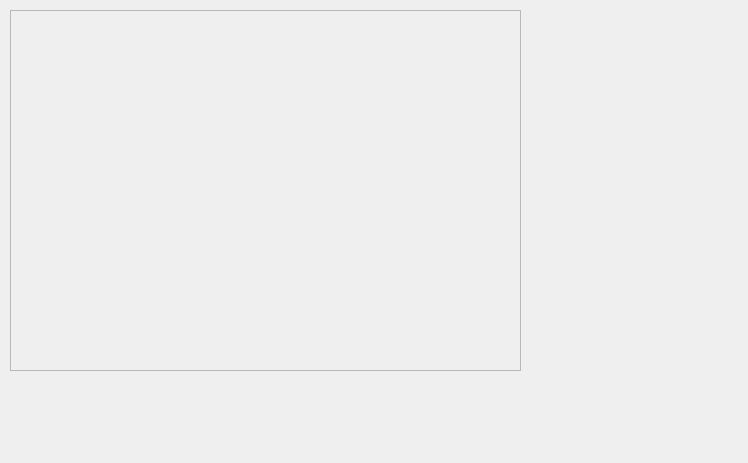
First picture: the form in App/MainWindow/MainWindow.ui, repository windsgo/edm_project, before the edit.
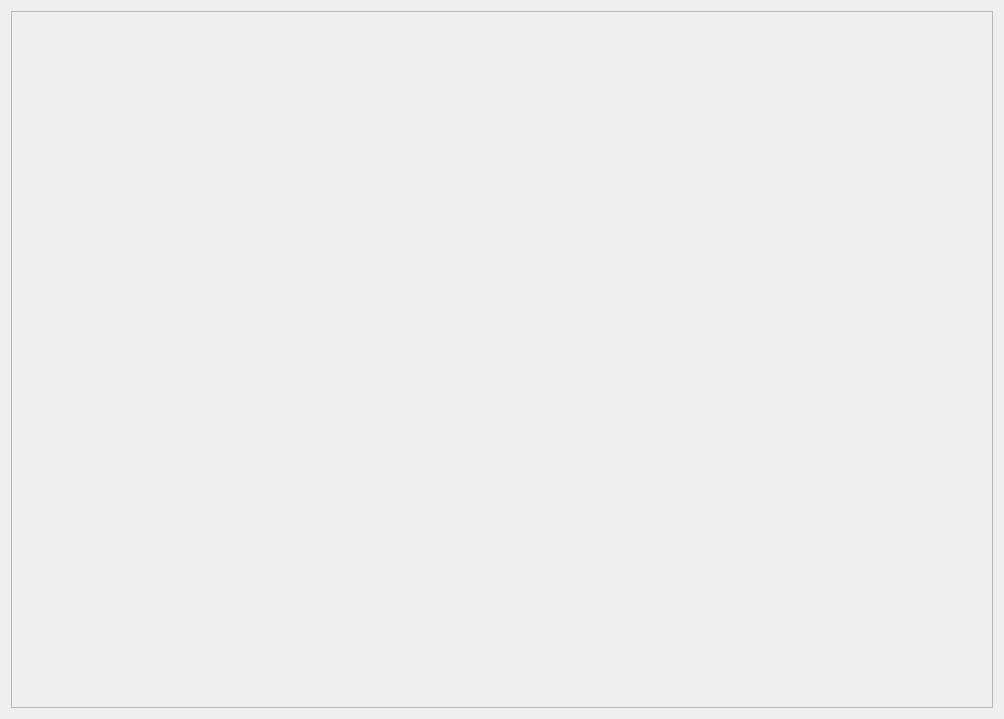
Second picture: the form after the edit.

Patch:
```diff
--- a/App/MainWindow/MainWindow.ui
+++ b/App/MainWindow/MainWindow.ui
@@ -6,22 +6,16 @@
    <rect>
     <x>0</x>
     <y>0</y>
-    <width>748</width>
-    <height>463</height>
+    <width>1004</width>
+    <height>719</height>
    </rect>
   </property>
   <property name="windowTitle">
    <string>电火花成形机床数控系统——动态特性验证系统</string>
   </property>
+  <layout class="QGridLayout" name="gridLayout">
+   <item row="0" column="0">
   <widget class="QFrame" name="frame_coordpanel">
-   <property name="geometry">
-    <rect>
-     <x>10</x>
-     <y>10</y>
-     <width>511</width>
-     <height>361</height>
-    </rect>
-   </property>
    <property name="frameShape">
     <enum>QFrame::StyledPanel</enum>
    </property>
@@ -29,6 +23,8 @@
     <enum>QFrame::Raised</enum>
    </property>
   </widget>
+   </item>
+  </layout>
  </widget>
  <resources/>
  <connections/>
```
Lines whose indentation alone changed are shown as unchanged.
